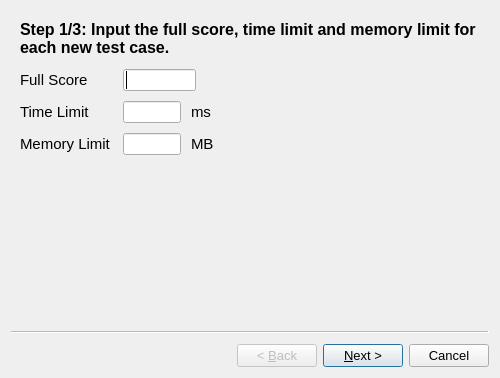
Old version of the form forms/addtestcaseswizard.ui in the repository Project-LemonLime/Project_LemonLime.
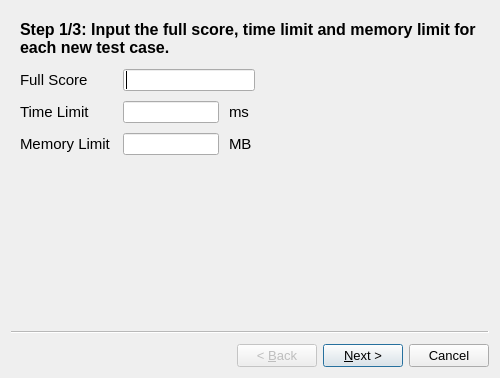
New version of the form. Icons and pictures are not drawn.

Diff of the .ui file:
```diff
--- a/forms/addtestcaseswizard.ui
+++ b/forms/addtestcaseswizard.ui
@@ -64,13 +64,13 @@
          <widget class="QLineEdit" name="fullScore">
           <property name="minimumSize">
            <size>
-            <width>73</width>
+            <width>132</width>
             <height>22</height>
            </size>
           </property>
           <property name="maximumSize">
            <size>
-            <width>73</width>
+            <width>132</width>
             <height>22</height>
            </size>
           </property>
@@ -113,13 +113,13 @@
          <widget class="QLineEdit" name="timeLimit">
           <property name="minimumSize">
            <size>
-            <width>58</width>
+            <width>96</width>
             <height>22</height>
            </size>
           </property>
           <property name="maximumSize">
            <size>
-            <width>58</width>
+            <width>96</width>
             <height>22</height>
            </size>
           </property>
@@ -172,13 +172,13 @@
          <widget class="QLineEdit" name="memoryLimit">
           <property name="minimumSize">
            <size>
-            <width>58</width>
+            <width>96</width>
             <height>22</height>
            </size>
           </property>
           <property name="maximumSize">
            <size>
-            <width>58</width>
+            <width>96</width>
             <height>22</height>
            </size>
           </property>
```
